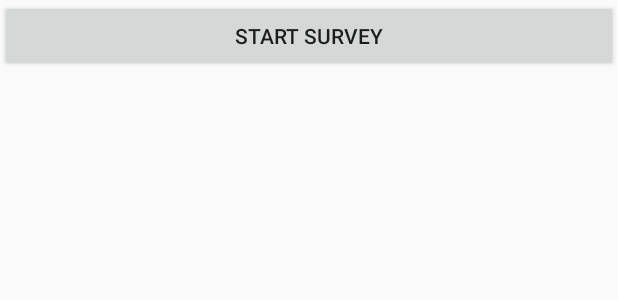
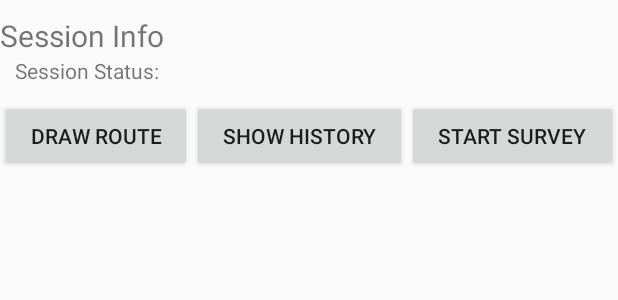
Before and after one commit to raghunandankuchipudi/CoursaVenueSuvey, an Android app: the layout fragment_buttons.xml on its own in the app's theme, with its tools: preview values and no code run, on a phone screen of 412 x 824 dp. Shown: the top 300 px of the screen. Run offline under Robolectric (Android 15) with nearby library versions, the phone set to English and light mode, and no system bars.

Commit message:
adding session and other buttons in start survey screen

```diff
--- a/app/src/main/res/layout/fragment_buttons.xml
+++ b/app/src/main/res/layout/fragment_buttons.xml
@@ -1,14 +1,53 @@
-<FrameLayout xmlns:android="http://schemas.android.com/apk/res/android"
-    xmlns:tools="http://schemas.android.com/tools"
+<LinearLayout xmlns:android="http://schemas.android.com/apk/res/android"
     android:layout_width="match_parent"
-    android:layout_height="wrap_content"
-    tools:context="com.innoflexion.coursasurvey.SurveyStatusFragment">
+    android:layout_height="match_parent"
+    android:orientation="vertical"
+    android:layout_marginTop="10dp">
 
-    <!-- TODO: Update blank fragment layout -->
-    <Button
-        android:id="@+id/toogleSurvey"
+    <TextView
+        android:id="@+id/session_info_str"
+        android:layout_width="wrap_content"
+        android:layout_height="wrap_content"
+        android:layout_alignParentTop="true"
+        android:text="@string/session_info_str"
+        android:textSize="20sp" />
+
+    <TextView
+        android:id="@+id/session_status_str"
+        android:layout_width="wrap_content"
+        android:layout_height="wrap_content"
+        android:text="@string/session_status_str"
+        android:layout_marginStart="10dp"
+        android:layout_below="@+id/session_info_str"
+        android:textSize="14sp" />
+
+    <LinearLayout
         android:layout_width="match_parent"
-        android:layout_height="wrap_content"
-        android:text="Start Survey" />
+        android:layout_height="match_parent"
+        android:layout_marginTop="10dp"
+        android:orientation="horizontal">
 
-</FrameLayout>
+        <Button
+            android:id="@+id/drawRoute"
+            android:layout_width="wrap_content"
+            android:layout_height="wrap_content"
+            android:layout_weight="0.5"
+            android:text="@string/draw_route" />
+
+        <Button
+            android:id="@+id/showHistory"
+            android:layout_width="wrap_content"
+            android:layout_height="wrap_content"
+            android:layout_weight="0.5"
+            android:text="@string/show_history" />
+
+        <Button
+            android:id="@+id/toogleSurvey"
+            android:layout_width="wrap_content"
+            android:layout_height="wrap_content"
+            android:layout_weight="0.5"
+            android:text="@string/start_survey" />
+    </LinearLayout>
+
+
+</LinearLayout>
--- a/app/src/main/res/values/strings.xml
+++ b/app/src/main/res/values/strings.xml
@@ -1,16 +1,27 @@
 <resources>
     <string name="app_name">Coursa Venue Survey</string>
 
-    <!-- TODO: Remove or change this placeholder text -->
+    <!--Survey Status-->
+    <string name="session_info_str">Session Info</string>
+    <string name="session_status_str">Session Status: </string>
+
     <string name="stop_survey">Stop Survey</string>
     <string name="start_survey">Start Survey</string>
-    <string name="url_web_view">"http://www.google.com"</string>
     <string name="survey">Survey</string>
+    <string name="draw_route">Draw Route</string>
+    <string name="show_history">Show History</string>
 
-    <string name="dialog_msg">Choose Your Action!</string>
+
+    <string name="dialog_msg">Select an Option</string>
     <string name="accept_survey">Accept Survey</string>
     <string name="decline_survey">Decline Survey</string>
     <string name="progress_bar_message">Loading...</string>
+
+    <!--Login Screen-->
     <string name="no_email">Please enter valid email</string>
     <string name="no_password">Password cannot be empty</string>
+
+    <!--Default WebControl URL-->
+    <string name="url_web_view">"http://www.google.com"</string>
+
 </resources>
```
Also changed, not shown: app/src/main/java/com/innoflexion/coursasurvey/SurveyStatusFragment.java (+22 -6 lines), app/src/main/res/layout/activity_main.xml (+11 -24 lines).
